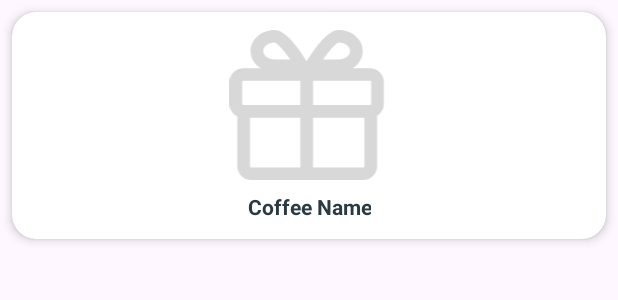
After one commit to Uyhuynh23/MobileMidterm, an Android app: the layout viewholder_items.xml on its own in the app's theme, with its tools: preview values and no code run, on a phone screen of 412 x 824 dp. The commit adds this screen. Shown: the top 300 px of the screen. Run offline under Robolectric (Android 15) with nearby library versions, the phone set to English and light mode, and no system bars.

Commit message:
Homepage (BUG Navigation bar)
done loading image
Have variable for loyalty card

```diff
--- /dev/null
+++ b/app/src/main/res/layout/viewholder_items.xml
@@ -0,0 +1,39 @@
+<?xml version="1.0" encoding="utf-8"?>
+<androidx.cardview.widget.CardView xmlns:android="http://schemas.android.com/apk/res/android"
+    xmlns:app="http://schemas.android.com/apk/res-auto"
+    xmlns:tools="http://schemas.android.com/tools"
+    android:layout_width="match_parent"
+    android:layout_height="wrap_content"
+    android:layout_margin="8dp"
+    app:cardBackgroundColor="@android:color/white"
+    app:cardCornerRadius="16dp"
+    app:cardElevation="4dp">
+
+    <LinearLayout
+        android:layout_width="match_parent"
+        android:layout_height="wrap_content"
+        android:gravity="center"
+        android:orientation="vertical"
+        android:padding="12dp">
+
+        <ImageView
+            android:id="@+id/itemImage"
+            android:layout_width="match_parent"
+            android:layout_height="100dp"
+            android:contentDescription="Coffee image"
+            android:scaleType="fitCenter"
+            android:src="@drawable/ic_gift" />
+
+        <TextView
+            android:id="@+id/itemName"
+            android:layout_width="wrap_content"
+            android:layout_height="wrap_content"
+            android:layout_marginTop="8dp"
+            android:gravity="center"
+            android:text="Coffee Name"
+            android:textColor="#2A3A43"
+            android:textSize="14sp"
+            android:textStyle="bold" />
+    </LinearLayout>
+
+</androidx.cardview.widget.CardView>
```
Also changed, not shown: app/src/main/java/com/example/mobile_midterm/Adapter/ItemsAdapter.kt (added, +33 -0 lines), app/src/main/java/com/example/mobile_midterm/Domain/ItemsModel.kt (added, +13 -0 lines), app/src/main/java/com/example/mobile_midterm/MainActivity.kt (+15 -2 lines), app/src/main/java/com/example/mobile_midterm/Repository/MainRepository.kt (added, +35 -0 lines), app/src/main/java/com/example/mobile_midterm/ViewModel/MainViewModel.kt (added, +15 -0 lines), app/src/main/res/layout/activity_main.xml (+25 -24 lines), app/src/main/res/values/styles.xml (added, +7 -0 lines).
